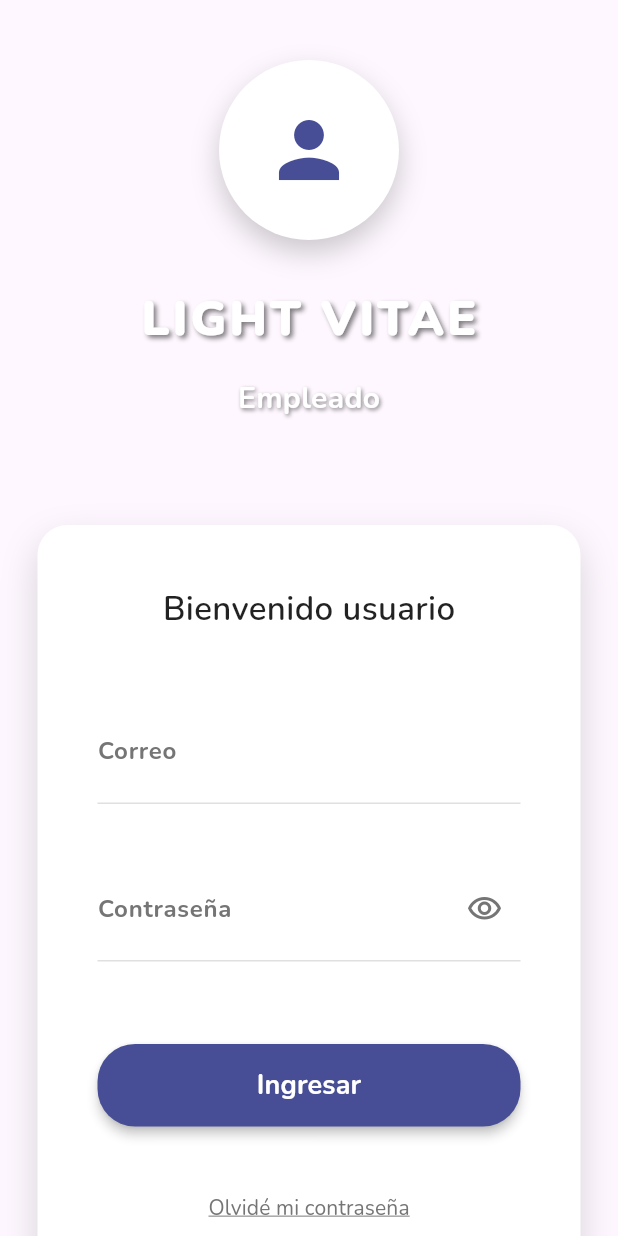
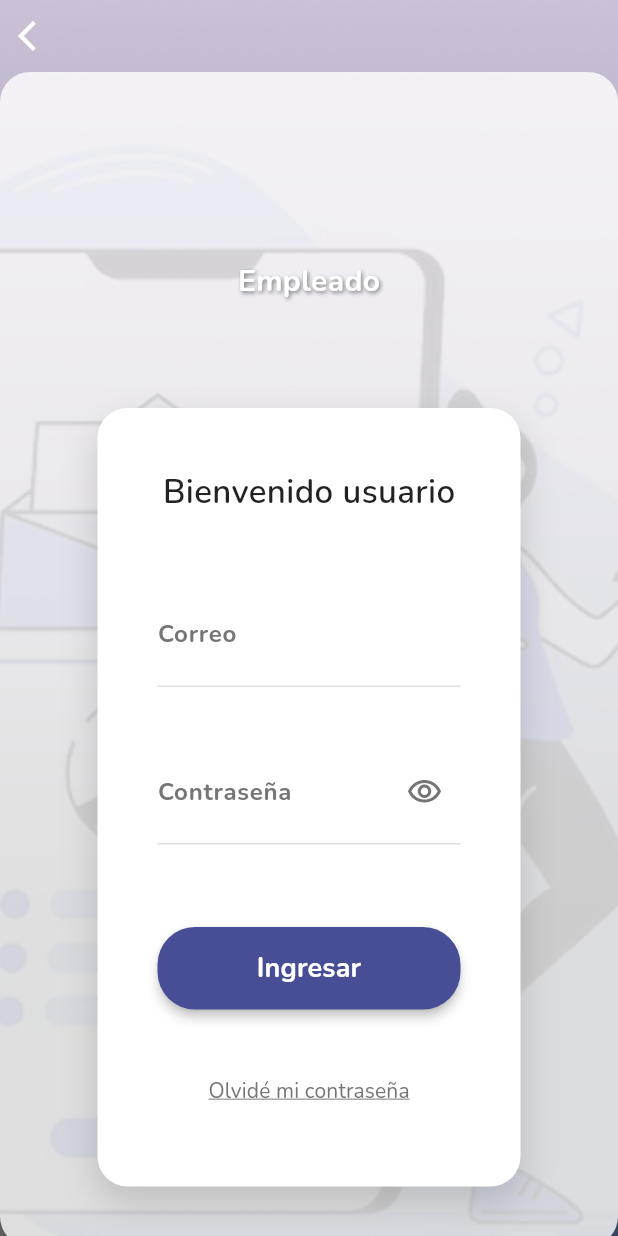
Before and after one commit to RicardoVillamar/ClientService, a Flutter app: the screen it shows after launch, after a tap on "Empleado", on a phone screen of 412 x 824 dp. Run offline on Flutter 3.47's test engine with Material 3 defaults, Android fonts, the phone set to English and light mode, and no system bars; our stand-ins replace cloud_firestore, firebase_core, flash, flutter_dotenv, get_it, google_fonts and 4 more; missing offline and left inert: cloudinary_url_gen, excel, universal_html; accounts and stored records are empty; generated files the repository leaves out were written again.

Commit message:
chore: renamed light vitae to system

```diff
--- a/lib/view/auth/login_admin_screen.dart
+++ b/lib/view/auth/login_admin_screen.dart
@@ -187,7 +187,7 @@ class _LoginAdminScreenBodyState extends State<_LoginAdminScreenBody> {
                 ),
                 const SizedBox(height: 20),
                 const Text(
-                  '© 2025 Light Vitae',
+                  '© 2025 SIMEVEC',
                   style: TextStyle(
                     fontSize: 12,
                     color: Colors.white70,
--- a/lib/view/auth/login_empleado_screen.dart
+++ b/lib/view/auth/login_empleado_screen.dart
@@ -4,7 +4,6 @@ import 'package:client_service/viewmodel/auth_viewmodel.dart';
 import 'package:client_service/providers/empleado_provider.dart';
 import 'package:client_service/view/auth/cambiar_password_screen.dart';
 import 'package:client_service/view/panel_empleado/panel_empleado_screen.dart';
-import 'package:client_service/view/auth/login_selection_screen.dart';
 import 'package:client_service/view/widgets/auth/login_card.dart';
 
 class LoginEmpleadoScreen extends StatefulWidget {
@@ -64,12 +63,46 @@ class _LoginEmpleadoScreenState extends State<LoginEmpleadoScreen> {
   @override
   Widget build(BuildContext context) {
     return Scaffold(
-      body: Center(
-        child: SingleChildScrollView(
-          child: LoginCard(
-            userType: 'Empleado',
-            isLoading: _isLoading,
-            onLogin: (correo, cedula) => _iniciarSesion(correo, cedula),
+      body: Container(
+        width: double.infinity,
+        height: double.infinity,
+        decoration: const BoxDecoration(
+          image: DecorationImage(
+            image: AssetImage('assets/images/bg.png'),
+            fit: BoxFit.cover,
+          ),
+        ),
+        child: SafeArea(
+          child: SingleChildScrollView(
+            child: Column(
+              children: [
+                Row(
+                  children: [
+                    IconButton(
+                      onPressed: () => Navigator.pop(context),
+                      icon: const Icon(
+                        Icons.arrow_back_ios,
+                        color: Colors.white,
+                        size: 24,
+                      ),
+                    ),
+                  ],
+                ),
+                Container(
+                  width: double.infinity,
+                  padding: const EdgeInsets.all(40),
+                  decoration: BoxDecoration(
+                    color: Colors.white.withOpacity(0.8),
+                    borderRadius: BorderRadius.circular(20),
+                  ),
+                  child: LoginCard(
+                    userType: 'Empleado',
+                    isLoading: _isLoading,
+                    onLogin: (correo, cedula) => _iniciarSesion(correo, cedula),
+                  ),
+                ),
+              ],
+            ),
           ),
         ),
       ),
--- a/lib/view/auth/login_selection_screen.dart
+++ b/lib/view/auth/login_selection_screen.dart
@@ -31,7 +31,7 @@ class LoginSelectionScreen extends StatelessWidget {
                     Column(
                       children: [
                         Text(
-                          'Light Vitae',
+                          'SIMEVEC',
                           style: AppFonts.titleBold.copyWith(
                             fontSize: 48,
                             color: AppColors.primaryColor,
@@ -45,38 +45,46 @@ class LoginSelectionScreen extends StatelessWidget {
 
                     // Subtítulo
                     Text(
-                      'Sistema de Gestión Integral',
+                      'Sistema de servicios de instalación, mantenimiento de postes, Cámaras y préstamos de vehículos',
                       style: AppFonts.text.copyWith(
                         color: AppColors.whiteColor,
+                        fontWeight: FontWeight.w500,
+                        height: 1.4,
                         fontSize: 24,
+                        shadows: [
+                          Shadow(
+                            color: Colors.black.withOpacity(0.2),
+                            offset: const Offset(0, 2),
+                            blurRadius: 12,
+                          ),
+                        ],
                       ),
+                      textAlign: TextAlign.center,
                     ),
                   ],
                 ),
               ),
 
               const Spacer(),
-
               // Mensaje de selección
               Container(
                 margin: const EdgeInsets.symmetric(horizontal: 30),
                 padding: const EdgeInsets.all(10),
-                child: Text(
-                  'Selecciona tu tipo de acceso',
-                  style: AppFonts.subtitleBold.copyWith(
-                    color: AppColors.btnColor,
-                    fontSize: 24,
-                    letterSpacing: 1.2,
-                  ),
-                  textAlign: TextAlign.center,
-                ),
+                // child: Text(
+                //   'Selecciona tu tipo de acceso',
+                //   style: AppFonts.subtitleBold.copyWith(
+                //     color: AppColors.btnColor,
+                //     fontSize: 24,
+                //     letterSpacing: 1.2,
+                //   ),
+                //   textAlign: TextAlign.center,
+                // ),
               ),
 
               const SizedBox(height: 30),
-
-              // Botones de acceso
               Padding(
-                padding: const EdgeInsets.symmetric(horizontal: 40),
+                padding:
+                    const EdgeInsets.symmetric(horizontal: 42, vertical: 20),
                 child: Column(
                   children: [
                     // Botón Administrador
@@ -115,7 +123,9 @@ class LoginSelectionScreen extends StatelessWidget {
                         ),
                       ),
                     ),
-                    // Botón Usuario (Empleado)
+
+                    const SizedBox(height: 32),
+
                     SizedBox(
                       width: double.infinity,
                       child: ElevatedButton(
@@ -161,7 +171,7 @@ class LoginSelectionScreen extends StatelessWidget {
               Padding(
                 padding: const EdgeInsets.all(10),
                 child: Text(
-                  '© 2025 Light Vitae - Todos los derechos reservados',
+                  '© 2025 SIMEVEC - Todos los derechos reservados',
                   style: AppFonts.text.copyWith(
                     fontSize: 12,
                     color: Colors.white.withOpacity(0.8),
--- a/lib/view/home/view.dart
+++ b/lib/view/home/view.dart
@@ -41,7 +41,7 @@ class ContentPage extends StatefulWidget {
 }
 
 class _ContentPageState extends State<ContentPage> {
-  String selectedCategory = 'Registros';
+  String selectedCategory = 'Servicios';
 
   void updateCategory(String category) {
     setState(() {
--- a/lib/view/widgets/auth/login_card.dart
+++ b/lib/view/widgets/auth/login_card.dart
@@ -3,7 +3,7 @@ import 'package:client_service/utils/colors.dart';
 import 'package:client_service/utils/font.dart';
 
 class LoginCard extends StatefulWidget {
-  final String userType; // 'Usuario' o 'Administrador'
+  final String userType;
   final Function(String email, String password) onLogin;
   final bool isLoading;
   final bool showHeaderOnly; // Nuevo parámetro para mostrar solo el header
@@ -71,46 +71,45 @@ class _LoginCardState extends State<LoginCard> {
       child: Column(
         children: [
           // Logo circular como en el mockup
-          Container(
-            width: 120,
-            height: 120,
-            decoration: BoxDecoration(
-              color: Colors.white,
-              shape: BoxShape.circle,
-              boxShadow: [
-                BoxShadow(
-                  color: Colors.black.withOpacity(0.2),
-                  blurRadius: 15,
-                  offset: const Offset(0, 8),
-                ),
-              ],
-            ),
-            child: Icon(
-              isAdmin ? Icons.admin_panel_settings : Icons.person,
-              size: 60,
-              color: isAdmin ? AppColors.btnColor : AppColors.primaryColor,
-            ),
-          ),
+          // Container(
+          //   width: 120,
+          //   height: 120,
+          //   decoration: BoxDecoration(
+          //     color: Colors.white,
+          //     shape: BoxShape.circle,
+          //     boxShadow: [
+          //       BoxShadow(
+          //         color: Colors.black.withOpacity(0.2),
+          //         blurRadius: 15,
+          //         offset: const Offset(0, 8),
+          //       ),
+          //     ],
+          //   ),
+          //   child: Icon(
+          //     isAdmin ? Icons.admin_panel_settings : Icons.person,
+          //     size: 60,
+          //     color: isAdmin ? AppColors.btnColor : AppColors.primaryColor,
+          //   ),
+          // ),
 
           const SizedBox(height: 30),
 
-          // Título LIGHT VITAE como en el mockup
-          Text(
-            'LIGHT VITAE',
-            style: AppFonts.titleBold.copyWith(
-              fontSize: 32,
-              color: Colors.white,
-              letterSpacing: 2,
-              fontWeight: FontWeight.w900,
-              shadows: [
-                Shadow(
-                  color: Colors.black.withOpacity(0.5),
-                  offset: const Offset(2, 2),
-                  blurRadius: 4,
-                ),
-              ],
-            ),
-          ),
+          // Text(
+          //   'SIMEVEC',
+          //   style: AppFonts.titleBold.copyWith(
+          //     fontSize: 32,
+          //     color: Colors.white,
+          //     letterSpacing: 2,
+          //     fontWeight: FontWeight.w900,
+          //     shadows: [
+          //       Shadow(
+          //         color: Colors.black.withOpacity(0.5),
+          //         offset: const Offset(2, 2),
+          //         blurRadius: 4,
+          //       ),
+          //     ],
+          //   ),
+          // ),
 
           const SizedBox(height: 15),
 
@@ -140,8 +139,7 @@ class _LoginCardState extends State<LoginCard> {
       margin: widget.showFormOnly
           ? EdgeInsets.zero
           : const EdgeInsets.symmetric(horizontal: 25),
-      padding: const EdgeInsets.all(
-          40), // Aumenté el padding para hacer el formulario más alto
+      padding: const EdgeInsets.all(40),
       decoration: widget.showFormOnly
           ? null
           : BoxDecoration(
```
